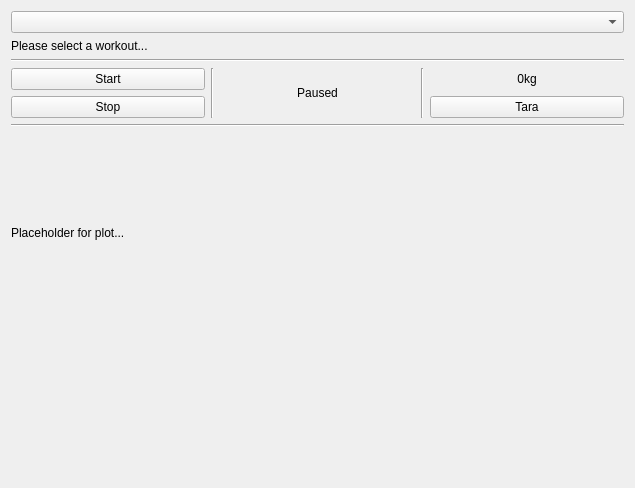
This is ui/MeasurementGui.ui in OddgitHub/Critical-Force as Qt 5 draws it before an edit. The edited form follows.
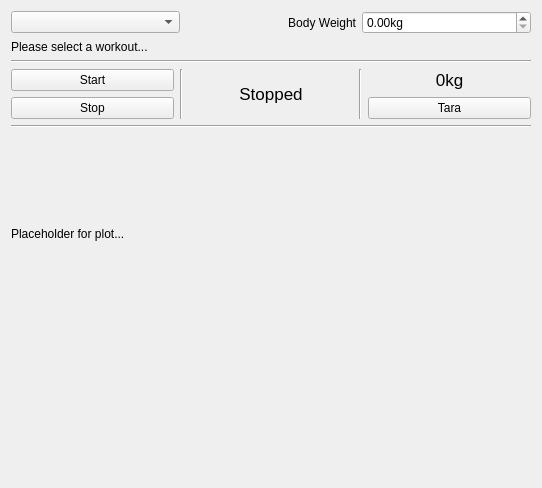
This is the edited form.

Commit message: First version of workout timer running. Measurement callback available.

```diff
--- a/ui/MeasurementGui.ui
+++ b/ui/MeasurementGui.ui
@@ -6,7 +6,7 @@
    <rect>
     <x>0</x>
     <y>0</y>
-    <width>635</width>
+    <width>542</width>
     <height>488</height>
    </rect>
   </property>
@@ -15,7 +15,31 @@
   </property>
   <layout class="QVBoxLayout" name="verticalLayout">
    <item>
-    <widget class="QComboBox" name="workoutComboBox"/>
+    <layout class="QHBoxLayout" name="horizontalLayout_2">
+     <item>
+      <widget class="QComboBox" name="workoutComboBox"/>
+     </item>
+     <item>
+      <widget class="QLabel" name="bodyWeightLabel">
+       <property name="layoutDirection">
+        <enum>Qt::LeftToRight</enum>
+       </property>
+       <property name="text">
+        <string>Body Weight</string>
+       </property>
+       <property name="alignment">
+        <set>Qt::AlignRight|Qt::AlignTrailing|Qt::AlignVCenter</set>
+       </property>
+      </widget>
+     </item>
+     <item>
+      <widget class="QDoubleSpinBox" name="bodyWeightSpinBox">
+       <property name="suffix">
+        <string>kg</string>
+       </property>
+      </widget>
+     </item>
+    </layout>
    </item>
    <item>
     <widget class="QLabel" name="workoutDescriptionLabel">
@@ -60,8 +84,19 @@
      </item>
      <item>
       <widget class="QLabel" name="timerLabel">
+       <property name="minimumSize">
+        <size>
+         <width>70</width>
+         <height>0</height>
+        </size>
+       </property>
+       <property name="font">
+        <font>
+         <pointsize>13</pointsize>
+        </font>
+       </property>
        <property name="text">
-        <string>Paused</string>
+        <string>Stopped</string>
        </property>
        <property name="alignment">
         <set>Qt::AlignCenter</set>
@@ -82,6 +117,17 @@
        </property>
        <item>
         <widget class="QLabel" name="weightLabel">
+         <property name="minimumSize">
+          <size>
+           <width>70</width>
+           <height>0</height>
+          </size>
+         </property>
+         <property name="font">
+          <font>
+           <pointsize>13</pointsize>
+          </font>
+         </property>
          <property name="text">
           <string>0kg</string>
          </property>
@@ -92,6 +138,12 @@
        </item>
        <item>
         <widget class="QPushButton" name="taraButton">
+         <property name="minimumSize">
+          <size>
+           <width>70</width>
+           <height>0</height>
+          </size>
+         </property>
          <property name="text">
           <string>Tara</string>
          </property>
```
The commit also changes 6 other files.
